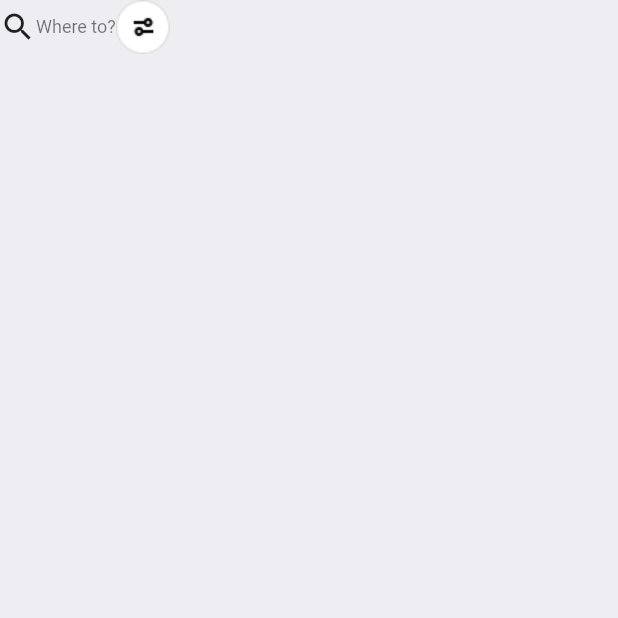
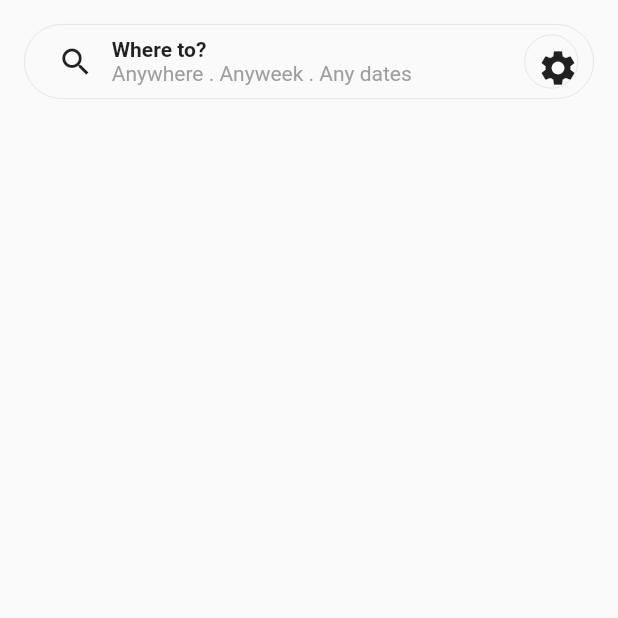
Before and after one commit to DeniOA/FlutterLayout, a Flutter app: the screen it shows after launch, on a phone screen of 412 x 824 dp, the top half of it. Run offline on Flutter 3.47's test engine with Material 2 defaults, Android fonts, the phone set to English and light mode, and no system bars; our stand-ins replace gap.

Commit message:
Search button

```diff
--- /dev/null
+++ b/lib/homepage.dart
@@ -0,0 +1,67 @@
+import 'package:flutter/material.dart';
+
+
+class HomePage extends StatelessWidget {
+  const HomePage({Key? key}) : super(key: key);
+
+  @override
+  Widget build(BuildContext context) {
+    return Scaffold(
+      body: SafeArea(
+        //ensures content doesn't overflow outside the scaffold
+          child: SingleChildScrollView(
+            child: Column(
+              children: [
+                buildSearchComponent()
+              ],
+            ),
+          )
+      ),
+
+    );
+
+  }
+
+  Container buildSearchComponent() {
+    return Container(
+                height: 50,
+                margin: const EdgeInsets.all(16),
+                padding: const EdgeInsets.symmetric(horizontal: 10),
+                decoration: BoxDecoration(
+                  borderRadius: BorderRadius.circular(100),
+                  border: Border.all(color: const Color(0xFFDEDEDE), width: 0.5),
+                ),
+                child: Row(
+                  children: [
+                    IconButton(onPressed: (){{}}, icon: const Icon(Icons.search)),
+                    Expanded(
+                        child: Column(
+                          crossAxisAlignment: CrossAxisAlignment.start,
+                          mainAxisAlignment: MainAxisAlignment.center,
+                          children: const [
+                            Text("Where to?",
+                            style: TextStyle(fontWeight: FontWeight.bold),
+                            ),
+                            Text("Anywhere . Anyweek . Any dates",
+                              style: TextStyle(color: Colors.grey),
+                            ),
+                          ],
+                        ),
+                    ),
+                    Container(
+                      alignment: Alignment.bottomCenter,
+                      height: 36,
+                      width: 36,
+                      decoration: BoxDecoration(
+                          shape: BoxShape.circle,
+                          border: Border.all(color: const Color(0xFFDEDEDE), width: 0.5)),
+                      child: Center(
+                        child: IconButton(onPressed: (){{}}, icon: const Icon(Icons.settings), iconSize: 28),
+                      ),
+
+                    )
+                  ],
+                ),
+              );
+  }
+}
--- a/lib/main.dart
+++ b/lib/main.dart
@@ -1,5 +1,7 @@
 import 'package:flutter/material.dart';
 import 'package:gap/gap.dart';
+
+import 'homepage.dart';
 
 void main() {
   runApp(const MyApp());
@@ -10,8 +12,8 @@ class MyApp extends StatelessWidget {
 
   @override
   Widget build(BuildContext context) {
-    return MaterialApp(
-      home: Home(),
+    return const MaterialApp(
+      home: HomePage(),
     );
   }
 }
```
